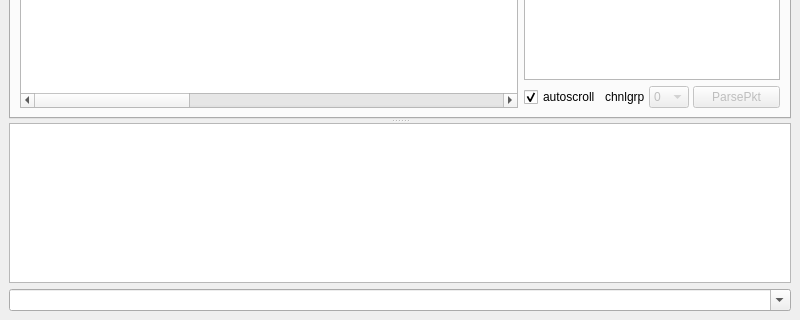
Above: mainwindow.ui from zaazbb/YM001NetworkAnalyzer before the change; both pictures show x 0 to 800 and y 280 to 600 of the 800 by 600 pixel window. Below: the same form after it.
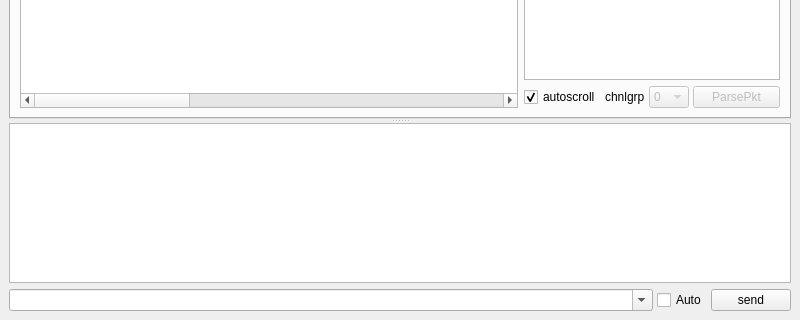
That is the form after the change.

Commit message: add auto send function.

What changed in the file:
```diff
--- a/mainwindow.ui
+++ b/mainwindow.ui
@@ -612,11 +612,32 @@
      </widget>
     </item>
     <item>
+     <layout class="QHBoxLayout" name="horizontalLayout_8" stretch="1,0,0">
+      <property name="spacing">
+       <number>4</number>
+      </property>
+      <item>
      <widget class="QComboBox" name="comboBox_cmd">
       <property name="editable">
        <bool>true</bool>
       </property>
      </widget>
+      </item>
+      <item>
+       <widget class="QCheckBox" name="checkBox_autosend">
+        <property name="text">
+         <string>Auto</string>
+        </property>
+       </widget>
+      </item>
+      <item>
+       <widget class="QPushButton" name="pushButton_send">
+        <property name="text">
+         <string>send</string>
+        </property>
+       </widget>
+      </item>
+     </layout>
     </item>
    </layout>
   </widget>
```
Lines whose indentation alone changed are shown as unchanged. The commit also changes 4 other files.
